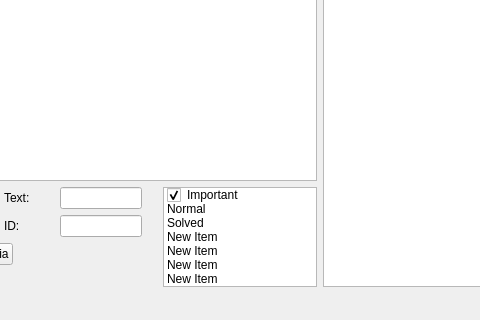
Above: BugTracker/tracker/BugTracker/mainwindow.ui from hojdars/BugTracker before the change; both pictures show x 166 to 646 and y 267 to 587 of the 800 by 587 pixel window. Below: the same form after it.
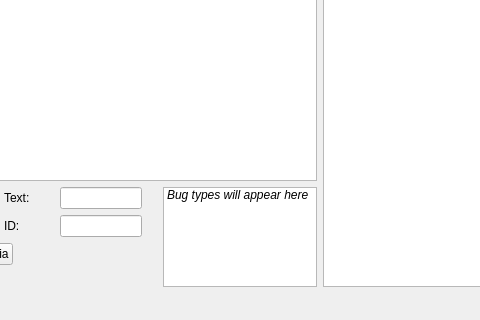
That is the form after the change.

Diff of the .ui file:
```diff
--- a/BugTracker/tracker/BugTracker/mainwindow.ui
+++ b/BugTracker/tracker/BugTracker/mainwindow.ui
@@ -296,46 +296,21 @@
             </property>
             <item>
              <property name="text">
-              <string>Important</string>
+              <string>Bug types will appear here</string>
              </property>
-             <property name="checkState">
-              <enum>Checked</enum>
+             <property name="font">
+              <font>
+               <italic>true</italic>
+              </font>
              </property>
-            </item>
-            <item>
-             <property name="text">
-              <string>Normal</string>
-             </property>
-             <property name="checkState">
-              <enum>Unchecked</enum>
-             </property>
-            </item>
-            <item>
-             <property name="text">
-              <string>Solved</string>
-             </property>
-             <property name="checkState">
-              <enum>Unchecked</enum>
-             </property>
-            </item>
-            <item>
-             <property name="text">
-              <string>New Item</string>
-             </property>
-            </item>
-            <item>
-             <property name="text">
-              <string>New Item</string>
-             </property>
-            </item>
-            <item>
-             <property name="text">
-              <string>New Item</string>
-             </property>
-            </item>
-            <item>
-             <property name="text">
-              <string>New Item</string>
+             <property name="foreground">
+              <brush brushstyle="NoBrush">
+               <color alpha="255">
+                <red>66</red>
+                <green>66</green>
+                <blue>66</blue>
+               </color>
+              </brush>
              </property>
             </item>
            </widget>
```
